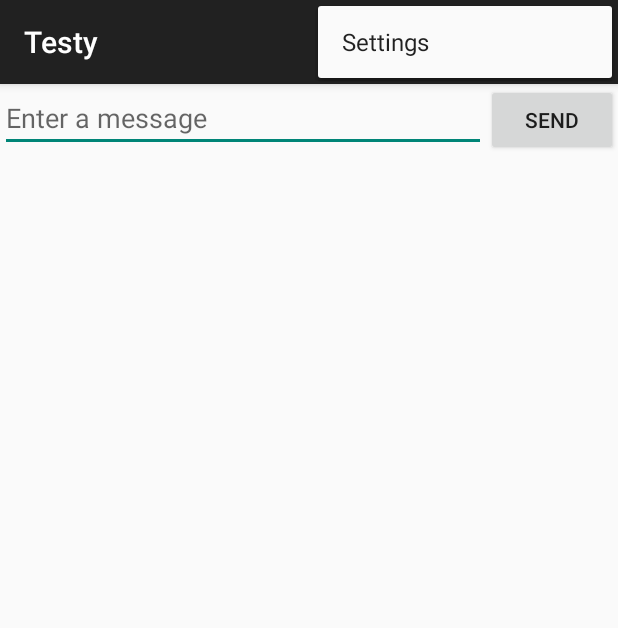
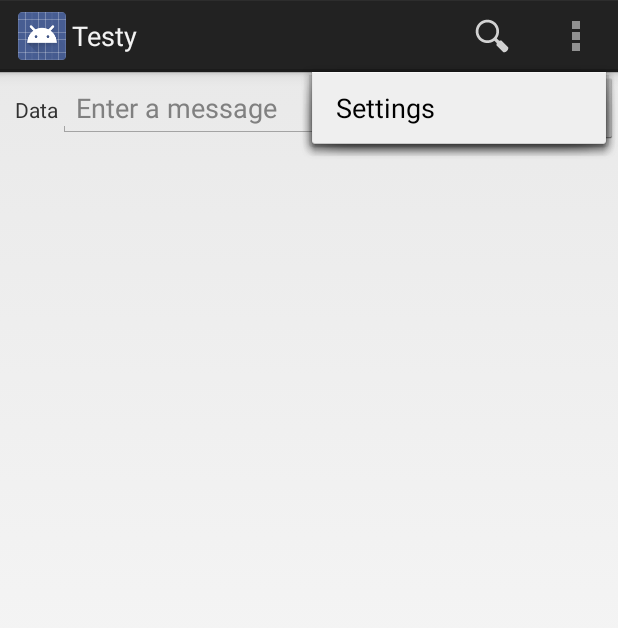
Before and after one commit to tcpip4000/MyApplication, an Android app: the screen it shows after launch (MainActivity), with the options menu open, on a phone screen of 412 x 824 dp. Shown: the top 628 px of the screen. Run offline under Robolectric (Android 15) with nearby library versions, the phone set to English and light mode, and no system bars.

Commit message:
adding bar

```diff
--- a/app/build.gradle
+++ b/app/build.gradle
@@ -21,5 +21,5 @@ android {
 
 dependencies {
     compile fileTree(dir: 'libs', include: ['*.jar'])
-    compile 'com.android.support:appcompat-v7:22.0.0'
+    //compile $/com.android.support:appcompat-v7:22.0.0/$
 }
--- a/app/src/main/java/net/ertechnology/testy/DisplayMessageActivity.java
+++ b/app/src/main/java/net/ertechnology/testy/DisplayMessageActivity.java
@@ -1,8 +1,8 @@
 package net.ertechnology.testy;
 
+import android.app.Activity;
 import android.app.Fragment;
 import android.content.Intent;
-import android.support.v7.app.ActionBarActivity;
 import android.os.Bundle;
 import android.view.LayoutInflater;
 import android.view.MenuItem;
@@ -11,7 +11,7 @@ import android.view.ViewGroup;
 import android.widget.TextView;
 
 
-public class DisplayMessageActivity extends ActionBarActivity {
+public class DisplayMessageActivity extends Activity {
 
     @Override
     protected void onCreate(Bundle savedInstanceState) {
--- a/app/src/main/res/layout/activity_main.xml
+++ b/app/src/main/res/layout/activity_main.xml
@@ -4,12 +4,17 @@
     android:layout_height="match_parent"
     android:orientation="horizontal">
 
+    <TextView
+        android:paddingLeft="10dp"
+        android:layout_width="wrap_content"
+        android:layout_height="wrap_content"
+        android:text="@string/data_message" />
     <EditText
         android:id="@+id/edit_message"
         android:layout_width="0dp"
         android:layout_height="wrap_content"
         android:hint="@string/edit_message"
-        android:layout_weight="1"/>
+        android:layout_weight="4"/>
     <Button
         android:text="@string/button_send"
         android:layout_width="wrap_content"
--- a/app/src/main/res/menu/menu_display_message.xml
+++ b/app/src/main/res/menu/menu_display_message.xml
@@ -1,7 +1,6 @@
 <menu xmlns:android="http://schemas.android.com/apk/res/android"
-    xmlns:app="http://schemas.android.com/apk/res-auto"
     xmlns:tools="http://schemas.android.com/tools"
     tools:context="net.ertechnology.testy.DisplayMessageActivity">
     <item android:id="@+id/action_settings" android:title="@string/action_settings"
-        android:orderInCategory="100" app:showAsAction="never" />
+        android:orderInCategory="100" android:showAsAction="never" />
 </menu>
--- a/app/src/main/res/menu/menu_main.xml
+++ b/app/src/main/res/menu/menu_main.xml
@@ -1,6 +1,15 @@
 <menu xmlns:android="http://schemas.android.com/apk/res/android"
-    xmlns:app="http://schemas.android.com/apk/res-auto"
+
     xmlns:tools="http://schemas.android.com/tools" tools:context=".MainActivity">
-    <item android:id="@+id/action_settings" android:title="@string/action_settings"
-        android:orderInCategory="100" app:showAsAction="never" />
+
+    <item android:id="@+id/action_search"
+        android:icon="@drawable/ic_action_search"
+        android:title="@string/action_search"
+        android:showAsAction="ifRoom"
+        />
+
+    <item android:id="@+id/action_settings"
+        android:title="@string/action_settings"
+        android:orderInCategory="100"
+        android:showAsAction="never" />
 </menu>
--- a/app/src/main/res/values/strings.xml
+++ b/app/src/main/res/values/strings.xml
@@ -8,4 +8,6 @@
     <string name="edit_message">Enter a message</string>
     <string name="button_send">Send</string>
     <string name="title_activity_display_message">DisplayMessageActivity</string>
+    <string name="action_search">Search</string>
+    <string name="data_message">Data</string>
 </resources>
--- a/app/src/main/res/values/styles.xml
+++ b/app/src/main/res/values/styles.xml
@@ -1,7 +1,7 @@
 <resources>
 
     <!-- Base application theme. -->
-    <style name="AppTheme" parent="Theme.AppCompat.Light.DarkActionBar">
+    <style name="AppTheme" parent="@android:style/Theme.Holo.Light.DarkActionBar">
         <!-- Customize your theme here. -->
     </style>
 
--- /dev/null
+++ b/app/src/main/res/values/themes.xml
@@ -0,0 +1,16 @@
+<?xml version="1.0" encoding="utf-8"?>
+<resources>
+    <style name="CustomActionBarTheme"
+        parent="@android:style/Theme.Holo.Light.DarkActionBar">
+        <item name="android:actionBarStyle">@style/MyActionBar</item>
+        <item name="android:titleTextStyle">@color/actionbar_text</item>
+    </style>
+
+    <style name="MyActionBar"
+        parent="@android:style/Widget.Holo.Light.ActionBar.Solid.Inverse">
+        <item name="android:background">#3333FF</item>
+    </style>
+
+    <color name="actionbar_text">#3333FF</color>
+
+</resources>
```
Also changed, not shown: app/src/main/AndroidManifest.xml (+5 -4 lines), app/src/main/java/net/ertechnology/testy/MainActivity.java (+11 -10 lines), app/src/main/res/drawable-hdpi/ic_action_search.png (added), app/src/main/res/drawable-mdpi/ic_action_search.png (added), app/src/main/res/drawable-xhdpi/ic_action_search.png (added), app/src/main/res/drawable-xxhdpi/ic_action_search.png (added), 1 other file.
